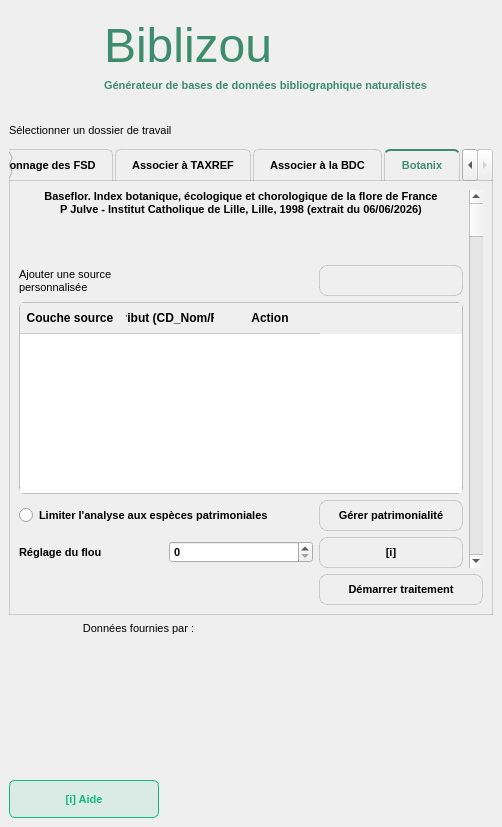
This is biblizou_dockwidget_base.ui in Ki-Mor/biblizou as Qt 5 draws it before an edit. The edited form follows.
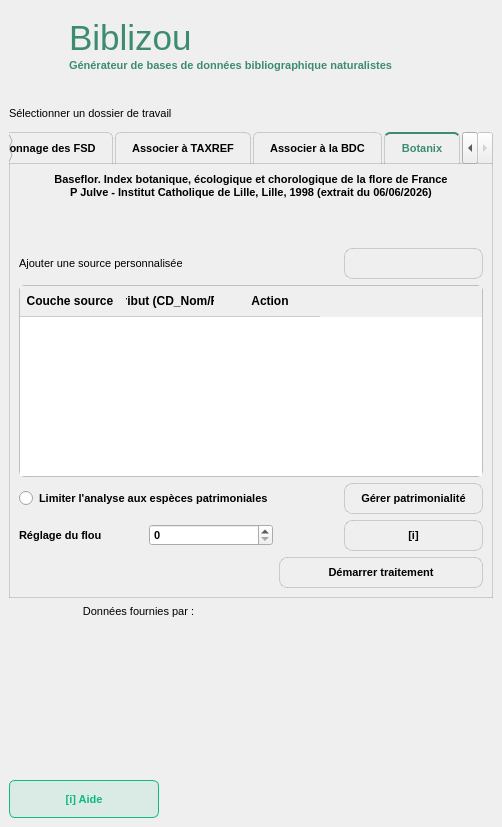
This is the edited form. Icons and pictures are not drawn. Custom widgets are drawn as their Qt base class.

Commit message: feat(botanix): FIX R script execution pipeline via R PROCESSING PROVIDER in qgis no error but still no membership df anyway.

```diff
--- a/biblizou_dockwidget_base.ui
+++ b/biblizou_dockwidget_base.ui
@@ -222,115 +222,32 @@
     <string notr="true"/>
    </property>
    <layout class="QGridLayout" name="gridLayout">
-    <item row="8" column="0">
-     <widget class="QPushButton" name="btnInfo">
-      <property name="minimumSize">
-       <size>
-        <width>10</width>
-        <height>38</height>
-       </size>
-      </property>
-      <property name="maximumSize">
-       <size>
-        <width>150</width>
-        <height>40</height>
-       </size>
-      </property>
-      <property name="font">
-       <font>
-        <pointsize>8</pointsize>
-        <weight>75</weight>
-        <bold>true</bold>
-       </font>
-      </property>
-      <property name="text">
-       <string>[i] Aide</string>
-      </property>
-     </widget>
-    </item>
-    <item row="5" column="0">
-     <layout class="QHBoxLayout" name="horizontalLayout">
-      <item>
-       <widget class="QLabel" name="labelDonneesFourniesPar">
-        <property name="maximumSize">
-         <size>
-          <width>177</width>
-          <height>118</height>
-         </size>
-        </property>
-        <property name="font">
-         <font>
-          <pointsize>8</pointsize>
-         </font>
-        </property>
-        <property name="text">
-         <string>Données fournies par :</string>
-        </property>
-        <property name="alignment">
-         <set>Qt::AlignCenter</set>
-        </property>
-        <property name="wordWrap">
-         <bool>true</bool>
-        </property>
-       </widget>
-      </item>
-      <item>
-       <widget class="QLabel" name="labelInpn">
-        <property name="maximumSize">
-         <size>
-          <width>177</width>
-          <height>118</height>
-         </size>
-        </property>
-        <property name="text">
-         <string/>
-        </property>
-        <property name="pixmap">
-         <pixmap resource="resources.qrc">:/plugins/biblizou/misc/INPN_logo.png</pixmap>
-        </property>
-        <property name="scaledContents">
-         <bool>true</bool>
-        </property>
-        <property name="alignment">
-         <set>Qt::AlignCenter</set>
-        </property>
-       </widget>
-      </item>
-     </layout>
-    </item>
-    <item row="7" column="0">
-     <spacer name="verticalSpacer_2">
-      <property name="orientation">
-       <enum>Qt::Vertical</enum>
-      </property>
-      <property name="sizeType">
-       <enum>QSizePolicy::Expanding</enum>
-      </property>
-      <property name="sizeHint" stdset="0">
-       <size>
-        <width>37</width>
-        <height>50</height>
-       </size>
-      </property>
-     </spacer>
-    </item>
     <item row="0" column="0">
      <widget class="QFrame" name="frameBandeau">
       <layout class="QGridLayout" name="gridLayout_3">
        <item row="0" column="0">
         <layout class="QGridLayout" name="gridLayout_2">
+         <property name="sizeConstraint">
+          <enum>QLayout::SetMaximumSize</enum>
+         </property>
+         <property name="bottomMargin">
+          <number>20</number>
+         </property>
+         <property name="spacing">
+          <number>1</number>
+         </property>
          <item row="0" column="0" rowspan="2">
           <widget class="QLabel" name="labelIcon">
            <property name="minimumSize">
             <size>
-             <width>70</width>
-             <height>70</height>
+             <width>50</width>
+             <height>50</height>
             </size>
            </property>
            <property name="maximumSize">
             <size>
-             <width>80</width>
-             <height>80</height>
+             <width>50</width>
+             <height>50</height>
             </size>
            </property>
            <property name="styleSheet">
@@ -352,6 +269,12 @@
          </item>
          <item row="0" column="1">
           <widget class="QLabel" name="labelTitle">
+           <property name="maximumSize">
+            <size>
+             <width>16777215</width>
+             <height>40</height>
+            </size>
+           </property>
            <property name="palette">
             <palette>
              <active>
@@ -473,7 +396,7 @@
            <property name="font">
             <font>
              <family>MS Shell Dlg 2</family>
-             <pointsize>36</pointsize>
+             <pointsize>26</pointsize>
              <weight>50</weight>
              <bold>false</bold>
             </font>
@@ -497,6 +420,12 @@
          </item>
          <item row="1" column="1">
           <widget class="QLabel" name="labelSubtitle">
+           <property name="maximumSize">
+            <size>
+             <width>16777215</width>
+             <height>15</height>
+            </size>
+           </property>
            <property name="palette">
             <palette>
              <active>
@@ -558,6 +487,105 @@
      </widget>
     </item>
     <item row="2" column="0">
+     <layout class="QVBoxLayout" name="verticalLayout_2">
+      <item>
+       <widget class="QgsFileWidget" name="mQgsFileWidget"/>
+      </item>
+     </layout>
+    </item>
+    <item row="7" column="0">
+     <widget class="QPushButton" name="btnInfo">
+      <property name="minimumSize">
+       <size>
+        <width>10</width>
+        <height>38</height>
+       </size>
+      </property>
+      <property name="maximumSize">
+       <size>
+        <width>150</width>
+        <height>40</height>
+       </size>
+      </property>
+      <property name="font">
+       <font>
+        <pointsize>8</pointsize>
+        <weight>75</weight>
+        <bold>true</bold>
+       </font>
+      </property>
+      <property name="text">
+       <string>[i] Aide</string>
+      </property>
+     </widget>
+    </item>
+    <item row="4" column="0">
+     <layout class="QHBoxLayout" name="horizontalLayout">
+      <item>
+       <widget class="QLabel" name="labelDonneesFourniesPar">
+        <property name="maximumSize">
+         <size>
+          <width>177</width>
+          <height>118</height>
+         </size>
+        </property>
+        <property name="font">
+         <font>
+          <pointsize>8</pointsize>
+         </font>
+        </property>
+        <property name="text">
+         <string>Données fournies par :</string>
+        </property>
+        <property name="alignment">
+         <set>Qt::AlignCenter</set>
+        </property>
+        <property name="wordWrap">
+         <bool>true</bool>
+        </property>
+       </widget>
+      </item>
+      <item>
+       <widget class="QLabel" name="labelInpn">
+        <property name="maximumSize">
+         <size>
+          <width>177</width>
+          <height>118</height>
+         </size>
+        </property>
+        <property name="text">
+         <string/>
+        </property>
+        <property name="pixmap">
+         <pixmap resource="resources.qrc">:/plugins/biblizou/misc/INPN_logo.png</pixmap>
+        </property>
+        <property name="scaledContents">
+         <bool>true</bool>
+        </property>
+        <property name="alignment">
+         <set>Qt::AlignCenter</set>
+        </property>
+       </widget>
+      </item>
+     </layout>
+    </item>
+    <item row="6" column="0">
+     <spacer name="verticalSpacer_2">
+      <property name="orientation">
+       <enum>Qt::Vertical</enum>
+      </property>
+      <property name="sizeType">
+       <enum>QSizePolicy::Expanding</enum>
+      </property>
+      <property name="sizeHint" stdset="0">
+       <size>
+        <width>37</width>
+        <height>50</height>
+       </size>
+      </property>
+     </spacer>
+    </item>
+    <item row="1" column="0">
      <widget class="QLabel" name="labelDirectory">
       <property name="font">
        <font>
@@ -577,29 +605,6 @@
      </widget>
     </item>
     <item row="3" column="0">
-     <layout class="QVBoxLayout" name="verticalLayout_2">
-      <item>
-       <widget class="QgsFileWidget" name="mQgsFileWidget"/>
-      </item>
-     </layout>
-    </item>
-    <item row="1" column="0">
-     <spacer name="verticalSpacer">
-      <property name="orientation">
-       <enum>Qt::Vertical</enum>
-      </property>
-      <property name="sizeType">
-       <enum>QSizePolicy::Fixed</enum>
-      </property>
-      <property name="sizeHint" stdset="0">
-       <size>
-        <width>17</width>
-        <height>17</height>
-       </size>
-      </property>
-     </spacer>
-    </item>
-    <item row="4" column="0">
      <widget class="QTabWidget" name="tabWidget">
       <property name="font">
        <font>
@@ -1251,6 +1256,13 @@
         <string>Botanix</string>
        </attribute>
        <layout class="QGridLayout" name="gridLayout_4">
+        <item row="4" column="3">
+         <widget class="QPushButton" name="pBPatriBotanix">
+          <property name="text">
+           <string>Gérer patrimonialité</string>
+          </property>
+         </widget>
+        </item>
         <item row="4" column="0" colspan="2">
          <widget class="QRadioButton" name="rBPatriBotanix">
           <property name="text">
@@ -1258,35 +1270,7 @@
           </property>
          </widget>
         </item>
-        <item row="0" column="0" colspan="3">
-         <widget class="QLabel" name="labelJulve">
-          <property name="text">
-           <string>Baseflor. Index botanique, écologique et chorologique de la flore de France
-P Julve - Institut Catholique de Lille, Lille, 1998 (extrait du 06/06/2026)</string>
-          </property>
-          <property name="alignment">
-           <set>Qt::AlignCenter</set>
-          </property>
-          <property name="wordWrap">
-           <bool>true</bool>
-          </property>
-         </widget>
-        </item>
-        <item row="4" column="2">
-         <widget class="QPushButton" name="pBPatriBotanix">
-          <property name="text">
-           <string>Gérer patrimonialité</string>
-          </property>
-         </widget>
-        </item>
-        <item row="0" column="3" rowspan="6">
-         <widget class="QScrollBar" name="verticalScrollBar">
-          <property name="orientation">
-           <enum>Qt::Vertical</enum>
-          </property>
-         </widget>
-        </item>
-        <item row="2" column="2">
+        <item row="2" column="3">
          <widget class="QPushButton" name="btnAddLayerRowBotanix">
           <property name="font">
            <font>
@@ -1314,6 +1298,13 @@
           </property>
          </widget>
         </item>
+        <item row="5" column="3">
+         <widget class="QPushButton" name="pBInfoFuzzyBotanix">
+          <property name="text">
+           <string>[i]</string>
+          </property>
+         </widget>
+        </item>
         <item row="6" column="2" colspan="2">
          <widget class="QPushButton" name="btnRunBotanix">
           <property name="palette">
@@ -1596,27 +1587,7 @@
           </property>
          </widget>
         </item>
-        <item row="2" column="0">
-         <widget class="QLabel" name="labelAddDataBotanix">
-          <property name="font">
-           <font>
-            <pointsize>8</pointsize>
-            <weight>50</weight>
-            <bold>false</bold>
-           </font>
-          </property>
-          <property name="text">
-           <string>Ajouter une source personnalisée</string>
-          </property>
-          <property name="wordWrap">
-           <bool>true</bool>
-          </property>
-         </widget>
-        </item>
-        <item row="5" column="1">
-         <widget class="QSpinBox" name="spinBoxFuzzyBotanix"/>
-        </item>
-        <item row="3" column="0" colspan="3">
+        <item row="3" column="0" colspan="4">
          <widget class="QTableWidget" name="tableBotanix">
           <property name="autoFillBackground">
            <bool>false</bool>
@@ -1662,14 +1633,41 @@
           </column>
          </widget>
         </item>
-        <item row="5" column="2">
-         <widget class="QPushButton" name="pBInfoFuzzyBotanix">
+        <item row="5" column="1">
+         <widget class="QSpinBox" name="spinBoxFuzzyBotanix"/>
+        </item>
+        <item row="2" column="0" colspan="2">
+         <widget class="QLabel" name="labelAddDataBotanix">
+          <property name="font">
+           <font>
+            <pointsize>8</pointsize>
+            <weight>50</weight>
+            <bold>false</bold>
+           </font>
+          </property>
           <property name="text">
-           <string>[i]</string>
+           <string>Ajouter une source personnalisée</string>
           </property>
+          <property name="wordWrap">
+           <bool>true</bool>
+          </property>
          </widget>
         </item>
-        <item row="1" column="0" colspan="3">
+        <item row="0" column="0" colspan="4">
+         <widget class="QLabel" name="labelJulve">
+          <property name="text">
+           <string>Baseflor. Index botanique, écologique et chorologique de la flore de France
+P Julve - Institut Catholique de Lille, Lille, 1998 (extrait du 06/06/2026)</string>
+          </property>
+          <property name="alignment">
+           <set>Qt::AlignCenter</set>
+          </property>
+          <property name="wordWrap">
+           <bool>true</bool>
+          </property>
+         </widget>
+        </item>
+        <item row="1" column="0" colspan="4">
          <spacer name="verticalSpacer_5">
           <property name="orientation">
            <enum>Qt::Vertical</enum>
```
The commit also changes 6 other files.
